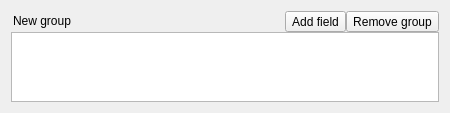
This is source/src/editor/group.ui in ufopleds/DengueME as Qt 5 draws it before an edit. The edited form follows.
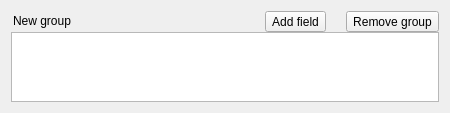
This is the edited form. Icons and pictures are not drawn.

Patch:
```diff
--- a/source/src/editor/group.ui
+++ b/source/src/editor/group.ui
@@ -40,17 +40,43 @@
        <property name="text">
         <string>Add field</string>
        </property>
+       <property name="icon">
+        <iconset resource="../Resource.qrc">
+         <normaloff>:/Resources/plus</normaloff>:/Resources/plus</iconset>
+       </property>
+       <property name="iconSize">
+        <size>
+         <width>15</width>
+         <height>15</height>
+        </size>
+       </property>
        <property name="popupMode">
         <enum>QToolButton::InstantPopup</enum>
        </property>
        <property name="toolButtonStyle">
-        <enum>Qt::ToolButtonTextOnly</enum>
+        <enum>Qt::ToolButtonTextBesideIcon</enum>
        </property>
        <property name="arrowType">
-        <enum>Qt::DownArrow</enum>
+        <enum>Qt::NoArrow</enum>
        </property>
       </widget>
      </item>
+     <item>
+      <spacer name="horizontalSpacer">
+       <property name="orientation">
+        <enum>Qt::Horizontal</enum>
+       </property>
+       <property name="sizeType">
+        <enum>QSizePolicy::Preferred</enum>
+       </property>
+       <property name="sizeHint" stdset="0">
+        <size>
+         <width>20</width>
+         <height>20</height>
+        </size>
+       </property>
+      </spacer>
+     </item>
      <item>
       <widget class="QToolButton" name="removeGroup">
        <property name="text">
```
Left out of the diff: 12 changed lines with no effect on the pictures.
